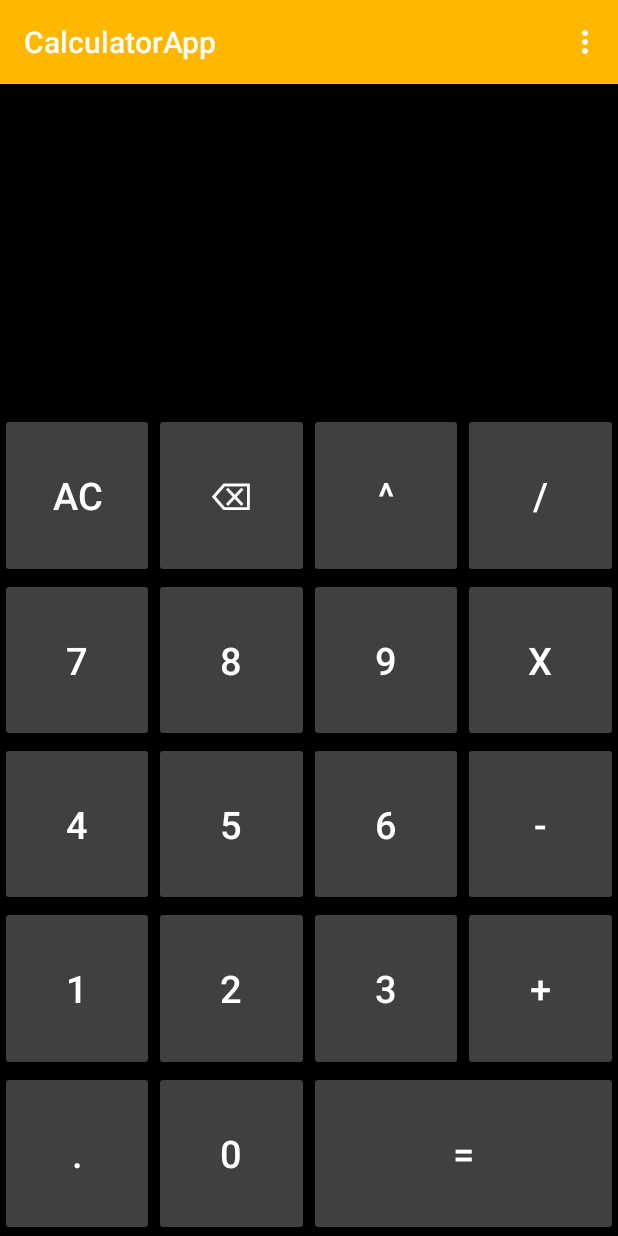
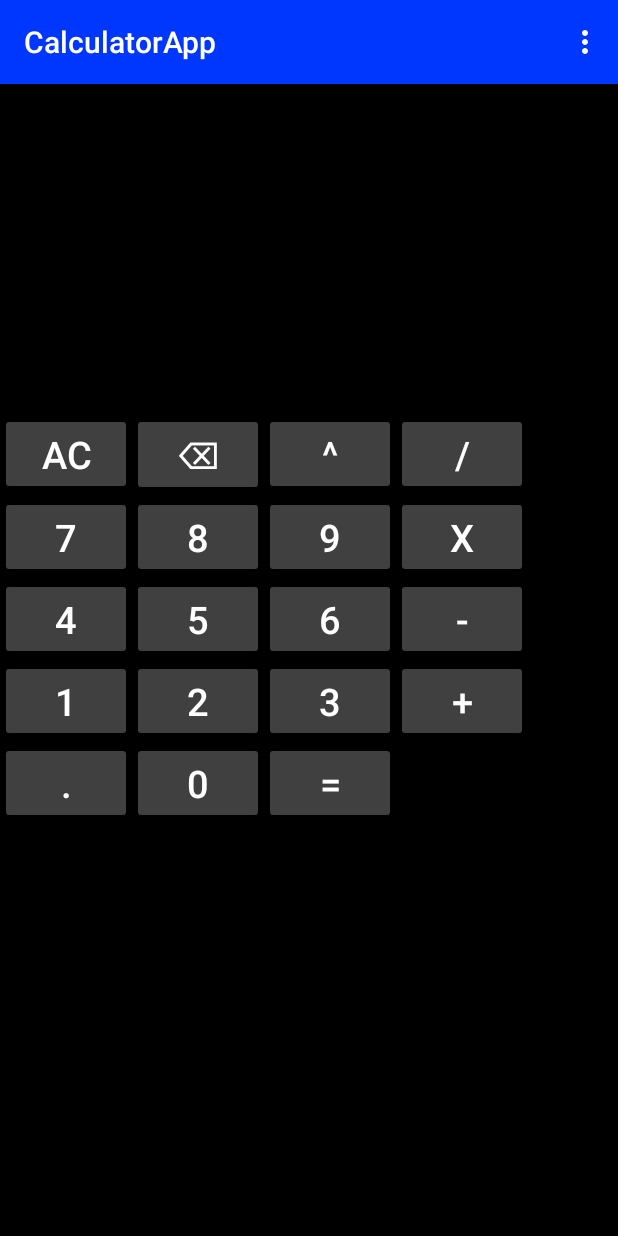
Before and after one commit to zacharymenter/calculator-app, an Android app: the screen it shows after launch (MainActivity), on a phone screen of 412 x 824 dp. Run offline under Robolectric (Android 15) with nearby library versions, the phone set to English and light mode, and no system bars.

Commit message:
Change styles and themes

```diff
--- a/app/src/main/res/layout-land/activity_main.xml
+++ b/app/src/main/res/layout-land/activity_main.xml
@@ -48,142 +48,103 @@
         <!--row 1-->
         <Button
             android:id="@+id/button7"
-            style="@style/numberButton"
-            android:text="7"
-            app:layout_columnWeight="5"
-            app:layout_rowWeight="4" />
+            style="@style/button"
+            android:text="7"/>
 
         <Button
             android:id="@+id/button8"
-            style="@style/numberButton"
-            android:text="8"
-            app:layout_columnWeight="5"
-            app:layout_rowWeight="4" />
+            style="@style/button"
+            android:text="8"/>
 
         <Button
             android:id="@+id/button9"
-            style="@style/numberButton"
-            android:text="9"
-            app:layout_columnWeight="5"
-            app:layout_rowWeight="4" />
+            style="@style/button"
+            android:text="9"/>
 
         <Button
             android:id="@+id/divideButton"
-            style="@style/operatorButton"
-            android:text="/"
-            app:layout_columnWeight="5"
-            app:layout_rowWeight="4" />
+            style="@style/button"
+            android:text="/"/>
 
         <Button
             android:id="@+id/backspaceButton"
-            style="@style/operatorButton"
-            android:text="⌫"
-            app:layout_columnWeight="5"
-            app:layout_rowWeight="4" />
+            style="@style/button"
+            android:text="⌫"/>
 
         <!--row 2-->
         <Button
             android:id="@+id/button4"
-            style="@style/numberButton"
-            android:text="4"
-            app:layout_columnWeight="5"
-            app:layout_rowWeight="4" />
+            style="@style/button"
+            android:text="4"/>
 
         <Button
             android:id="@+id/button5"
-            style="@style/numberButton"
-            android:text="5"
-            app:layout_columnWeight="5"
-            app:layout_rowWeight="4" />
+            style="@style/button"
+            android:text="5"/>
 
         <Button
             android:id="@+id/button6"
-            style="@style/numberButton"
-            android:text="6"
-            app:layout_columnWeight="5"
-            app:layout_rowWeight="4" />
+            style="@style/button"
+            android:text="6"/>
 
         <Button
             android:id="@+id/timesButton"
-            style="@style/operatorButton"
-            android:text="x"
-            app:layout_columnWeight="5"
-            app:layout_rowWeight="4" />
+            style="@style/button"
+            android:text="x"/>
 
         <Button
             android:id="@+id/acButton"
-            style="@style/operatorButton"
-            android:text="AC"
-            app:layout_columnWeight="5"
-            app:layout_rowWeight="4" />
+            style="@style/button"
+            android:text="AC"/>
 
         <!--row 3-->
         <Button
             android:id="@+id/button1"
-            style="@style/numberButton"
-            android:text="1"
-            app:layout_columnWeight="5"
-            app:layout_rowWeight="4" />
+            style="@style/button"
+            android:text="1"/>
 
         <Button
             android:id="@+id/button2"
-            style="@style/numberButton"
-            android:text="2"
-            app:layout_columnWeight="5"
-            app:layout_rowWeight="4" />
+            style="@style/button"
+            android:text="2"/>
 
         <Button
             android:id="@+id/button3"
-            style="@style/numberButton"
-            android:text="3"
-            app:layout_columnWeight="5"
-            app:layout_rowWeight="4" />
+            style="@style/button"
+            android:text="3"/>
 
         <Button
             android:id="@+id/minusButton"
-            style="@style/operatorButton"
-            android:text="-"
-            app:layout_columnWeight="5"
-            app:layout_rowWeight="4" />
+            style="@style/button"
+            android:text="-"/>
 
         <Button
             android:id="@+id/exponentButton"
-            style="@style/operatorButton"
-            android:text="^"
-            app:layout_columnWeight="5"
-            app:layout_rowWeight="4" />
+            style="@style/button"
+            android:text="^"/>
 
         <!--row 4-->
         <Button
             android:id="@+id/button0"
-            style="@style/numberButton"
+            style="@style/button"
             android:text="0"
-            app:layout_columnSpan="2"
-            app:layout_columnWeight="5"
-            app:layout_rowWeight="4" />
+            app:layout_columnSpan="2"/>
 
         <Button
             android:id="@+id/decimalButton"
-            style="@style/numberButton"
-            android:text="."
-
-            app:layout_columnWeight="5"
-            app:layout_rowWeight="4" />
+            style="@style/button"
+            android:text="."/>
 
 
         <Button
             android:id="@+id/plusButton"
-            style="@style/operatorButton"
-            android:text="+"
-            app:layout_columnWeight="5"
-            app:layout_rowWeight="4" />
+            style="@style/button"
+            android:text="+"/>
 
         <Button
             android:id="@+id/equalsButton"
-            style="@style/operatorButton"
-            android:text="="
-            app:layout_columnWeight="5"
-            app:layout_rowWeight="4" />
+            style="@style/button"
+            android:text="="/>
 
 
     </androidx.gridlayout.widget.GridLayout>
--- a/app/src/main/res/layout/activity_main.xml
+++ b/app/src/main/res/layout/activity_main.xml
@@ -21,7 +21,6 @@
             android:layout_width="match_parent"
             android:layout_height="wrap_content"
             android:text=""
-            android:textColor="@color/white"
             android:textAlignment="textEnd"
             android:textSize="30sp"
             android:maxLines="2"
@@ -32,7 +31,6 @@
             android:layout_width="match_parent"
             android:layout_height="wrap_content"
             android:text=""
-            android:textColor="@color/white"
             android:textAlignment="textEnd"
             android:textSize="50sp"
             app:layout_constraintBottom_toBottomOf="parent" />
@@ -47,138 +45,100 @@
         app:rowCount="5">
 
         <Button
-            style="@style/operatorButton"
+            style="@style/button"
             android:id="@+id/acButton"
-            android:text="AC"
-            app:layout_columnWeight="4"
-            app:layout_rowWeight="5" />
+            android:text="AC"/>
 
         <Button
-            style="@style/operatorButton"
+            style="@style/button"
             android:id="@+id/backspaceButton"
-            android:text="⌫"
-            app:layout_columnWeight="4"
-            app:layout_rowWeight="5" />
+            android:text="⌫"/>
 
         <Button
-            style="@style/operatorButton"
+            style="@style/button"
             android:id="@+id/exponentButton"
-            android:text="^"
-            app:layout_columnWeight="4"
-            app:layout_rowWeight="5" />
+            android:text="^"/>
 
         <Button
-            style="@style/operatorButton"
+            style="@style/button"
             android:id="@+id/divideButton"
-            android:text="/"
-            app:layout_columnWeight="4"
-            app:layout_rowWeight="5" />
+            android:text="/"/>
 
         <Button
-            style="@style/numberButton"
+            style="@style/button"
             android:id="@+id/button7"
-            android:text="7"
-            app:layout_columnWeight="4"
-            app:layout_rowWeight="5" />
+            android:text="7"/>
 
         <Button
-            style="@style/numberButton"
+            style="@style/button"
             android:id="@+id/button8"
-            android:text="8"
-            app:layout_columnWeight="4"
-            app:layout_rowWeight="5" />
+            android:text="8"/>
 
         <Button
-            style="@style/numberButton"
+            style="@style/button"
             android:id="@+id/button9"
-            android:text="9"
-            app:layout_columnWeight="4"
-            app:layout_rowWeight="5" />
+            android:text="9"/>
 
         <Button
-            style="@style/operatorButton"
+            style="@style/button"
             android:id="@+id/timesButton"
-            android:text="x"
-            app:layout_columnWeight="4"
-            app:layout_rowWeight="5" />
+            android:text="x"/>
 
         <Button
-            style="@style/numberButton"
+            style="@style/button"
             android:id="@+id/button4"
-            android:text="4"
-            app:layout_columnWeight="4"
-            app:layout_rowWeight="5" />
+            android:text="4"/>
 
         <Button
-            style="@style/numberButton"
+            style="@style/button"
             android:id="@+id/button5"
-            android:text="5"
-            app:layout_columnWeight="4"
-            app:layout_rowWeight="5" />
+            android:text="5"/>
 
         <Button
-            style="@style/numberButton"
+            style="@style/button"
             android:id="@+id/button6"
-            android:text="6"
-            app:layout_columnWeight="4"
-            app:layout_rowWeight="5" />
+            android:text="6"/>
 
         <Button
-            style="@style/operatorButton"
+            style="@style/button"
             android:id="@+id/minusButton"
-            android:text="-"
-            app:layout_columnWeight="4"
-            app:layout_rowWeight="5" />
+            android:text="-"/>
 
         <Button
-            style="@style/numberButton"
+            style="@style/button"
             android:id="@+id/button1"
-            android:text="1"
-            app:layout_columnWeight="4"
-            app:layout_rowWeight="5" />
+            android:text="1"/>
 
         <Button
-            style="@style/numberButton"
+            style="@style/button"
             android:id="@+id/button2"
-            android:text="2"
-            app:layout_columnWeight="4"
-            app:layout_rowWeight="5" />
+            android:text="2"/>
 
         <Button
-            style="@style/numberButton"
+            style="@style/button"
             android:id="@+id/button3"
-            android:text="3"
-            app:layout_columnWeight="4"
-            app:layout_rowWeight="5" />
+            android:text="3"/>
 
         <Button
-            style="@style/operatorButton"
+            style="@style/button"
             android:id="@+id/plusButton"
-            android:text="+"
-            app:layout_columnWeight="4"
-            app:layout_rowWeight="5" />
+            android:text="+"/>
 
         <Button
-            style="@style/numberButton"
+            style="@style/button"
             android:id="@+id/decimalButton"
-            android:text="."
-            app:layout_columnWeight="4"
-            app:layout_rowWeight="5" />
+            android:text="."/>
 
         <Button
-            style="@style/numberButton"
+            style="@style/button"
             android:id="@+id/button0"
-            android:text="0"
-            app:layout_columnWeight="4"
-            app:layout_rowWeight="5" />
+            android:text="0"/>
 
         <Button
+            style="@style/button"
             android:id="@+id/equalsButton"
-            style="@style/operatorButton"
             android:text="="
-            app:layout_columnSpan="2"
-            app:layout_columnWeight="4"
-            app:layout_rowWeight="5" />
+            app:layout_columnSpan="2"/>
 
 
     </androidx.gridlayout.widget.GridLayout>
--- a/app/src/main/res/layout/activity_settings.xml
+++ b/app/src/main/res/layout/activity_settings.xml
@@ -24,23 +24,26 @@
 
         <Button
             android:id="@+id/default_theme"
-            android:layout_width="wrap_content"
-            android:layout_height="wrap_content"
             android:text="@string/default_theme"
-            app:layout_columnWeight="3"/>
+            app:layout_columnWeight="3"
+            android:background="@color/gray"
+            android:layout_margin="5dp"/>
+
         <Button
             android:id="@+id/matrix_theme"
-            android:layout_width="wrap_content"
-            android:layout_height="wrap_content"
-            android:text="@string/matrix"
-            app:layout_columnWeight="3"/>
+            android:text="@string/light"
+            app:layout_columnWeight="3"
+            android:background="@color/white"
+            android:textColor="@color/black"
+            android:layout_margin="5dp"/>
 
         <Button
             android:id="@+id/colorful_theme"
-            android:layout_width="wrap_content"
-            android:layout_height="wrap_content"
-            android:text="@string/colorful"
-            app:layout_columnWeight="3"/>
+            android:text="@string/matrix"
+            app:layout_columnWeight="3"
+            android:background="@color/black"
+            android:textColor="@color/matrix_green"
+            android:layout_margin="5dp"/>
 
     </androidx.gridlayout.widget.GridLayout>
 
--- a/app/src/main/res/values/colors.xml
+++ b/app/src/main/res/values/colors.xml
@@ -1,7 +1,6 @@
 <?xml version="1.0" encoding="utf-8"?>
 <resources>
-    <color name="red">#F00</color>
-    <color name="orange">#FFB700</color>
+    <color name="blue">#0037FF</color>
     <color name="black">#FF000000</color>
     <color name="white">#FFFFFFFF</color>
     <color name="gray">#404040</color>
--- a/app/src/main/res/values/strings.xml
+++ b/app/src/main/res/values/strings.xml
@@ -3,7 +3,7 @@
     <string name="menu_settings">Settings</string>
     <string name="menu_calculator">Calculator</string>
     <string name="change_theme">Change Theme</string>
-    <string name="default_theme">Default Theme</string>
+    <string name="default_theme">Default (Dark)</string>
+    <string name="light">Light</string>
     <string name="matrix">Matrix</string>
-    <string name="colorful">Colorful</string>
 </resources>
--- a/app/src/main/res/values/styles.xml
+++ b/app/src/main/res/values/styles.xml
@@ -1,14 +1,11 @@
 <?xml version="1.0" encoding="utf-8"?>
 <resources>
 
-    <style name="numberButton">
+    <style name="button">
         <item name="background">@null</item>
         <item name="android:textSize">25sp</item>
-    </style>
-
-    <style name="operatorButton">
-        <item name="background">@null</item>
-        <item name="android:textSize">25sp</item>
+        <item name="layout_columnWeight">4</item>
+        <item name="layout_rowWeight">5</item>
     </style>
 
 </resources>
--- a/app/src/main/res/values/themes.xml
+++ b/app/src/main/res/values/themes.xml
@@ -2,22 +2,21 @@
 
     <!-- Base application theme. -->
     <style name="defaultTheme" parent="Theme.AppCompat">
-        <item name="colorPrimary">@color/orange</item>
-        <item name="colorPrimaryVariant">@color/black</item>
-        <item name="colorOnPrimary">@color/white</item>
+        <item name="colorPrimary">@color/blue</item>
         <item name="colorButtonNormal">@color/gray</item>
         <item name="android:textColor">@color/white</item>
     </style>
 
+    <style name="light" parent="Theme.AppCompat">
+        <item name="colorPrimary">@color/white</item>
+        <item name="colorButtonNormal">@color/white</item>
+        <item name="android:textColor">@color/black</item>
+    </style>
+
     <style name="matrix" parent="Theme.AppCompat">
         <item name="colorPrimary">@color/matrix_green</item>
-        <item name="colorPrimaryVariant">@color/black</item>
-        <item name="colorOnPrimary">@color/white</item>
         <item name="colorButtonNormal">@color/black</item>
         <item name="android:textColor">@color/matrix_green</item>
     </style>
 
-    <style name="colorful" parent="Theme.AppCompat">
-
-    </style>
 </resources>
```
